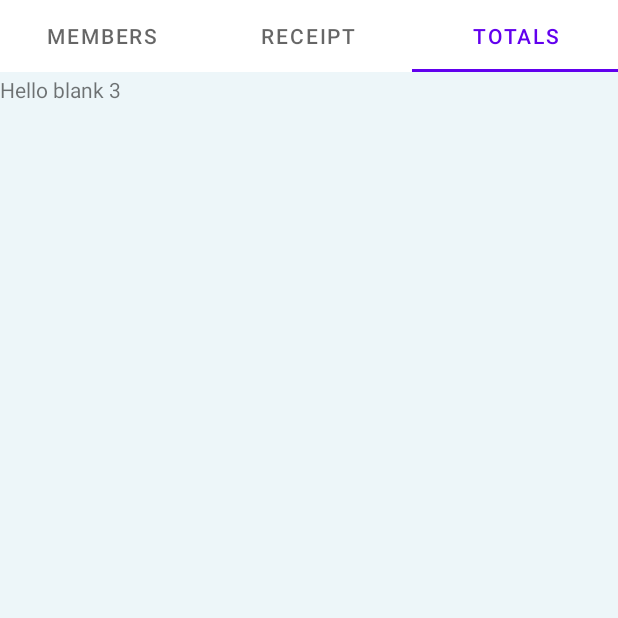
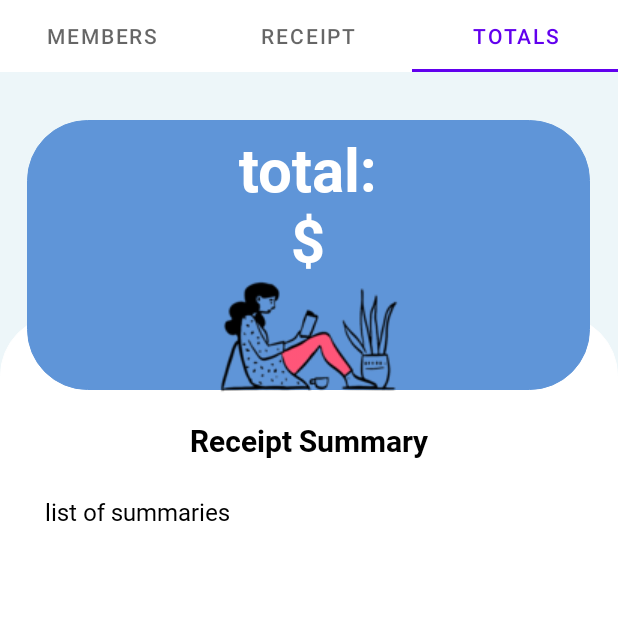
Before and after one commit to Yixingqie/Divide, an Android app: the MainActivity screen opened directly, with no data from a screen before it, tab 3 chosen, on a phone screen of 412 x 824 dp, the top half of it. Run offline under Robolectric (Android 15) with nearby library versions, the phone set to English and light mode, and no system bars; libraries missing offline, so code that uses them is left out: com.theartofdev.edmodo.

Commit message:
Added layout for totals page

```diff
--- a/app/src/main/java/com/example/billsplit/MainActivity.java
+++ b/app/src/main/java/com/example/billsplit/MainActivity.java
@@ -83,7 +83,7 @@ public class MainActivity extends AppCompatActivity {
             }
         });
       //  btnUpload = findViewById(R.id.btnUpload);
-        txtView = findViewById(R.id.txtView);
+        txtView = findViewById(R.id.receiptHeader);
         bitmap = BitmapFactory.decodeResource(getApplicationContext().getResources(),
                 R.drawable.ocr_sample);
 
--- /dev/null
+++ b/app/src/main/res/drawable/totals_header_background.xml
@@ -0,0 +1,21 @@
+<?xml version="1.0" encoding="utf-8"?>
+<shape xmlns:android="http://schemas.android.com/apk/res/android"
+    android:shape="rectangle" >
+
+    <size
+        android:height="180dp"
+        android:width="375dp" />
+
+    <corners
+        android:bottomLeftRadius="40dp"
+        android:bottomRightRadius="40dp"
+        android:topLeftRadius="40dp"
+        android:topRightRadius="40dp" />
+
+    <stroke
+        android:width="0.5dp"
+        android:color="@color/darkBlue" />
+
+    <solid android:color="@color/darkBlue" />
+
+</shape>
--- /dev/null
+++ b/app/src/main/res/drawable/totals_text_background.xml
@@ -0,0 +1,19 @@
+<?xml version="1.0" encoding="utf-8"?>
+<shape xmlns:android="http://schemas.android.com/apk/res/android"
+    android:shape="rectangle" >
+
+    <size
+        android:height="700dp"
+        android:width="450dp" />
+
+    <corners
+        android:topLeftRadius="40dp"
+        android:topRightRadius="40dp" />
+
+    <stroke
+        android:width="0.5dp"
+        android:color="@color/white" />
+
+    <solid android:color="@color/white" />
+
+</shape>
--- a/app/src/main/res/layout/fragment_receipt.xml
+++ b/app/src/main/res/layout/fragment_receipt.xml
@@ -8,14 +8,14 @@
     android:background="@color/lightBlue">
 
     <TextView
-        android:id="@+id/txtView"
+        android:id="@+id/receiptHeader"
         style="@style/Header.Text"
         android:layout_width="375dp"
         android:layout_height="180dp"
         android:layout_centerHorizontal="true"
         android:layout_gravity="center"
-        android:layout_marginTop="80dp"
-        android:background="@drawable/header_background"
+        android:layout_marginTop="30dp"
+        android:background="@drawable/receipt_header_background"
         android:inputType="textMultiLine"
         android:paddingTop="35dp"
         android:paddingLeft="15dp"
@@ -24,17 +24,19 @@
         android:text="Upload or take a pic of your receipt" />
 
     <ImageView
+        android:id="@+id/personSelfie"
         android:layout_width="wrap_content"
         android:layout_height="wrap_content"
         android:src="@drawable/person_selfie"
-        android:layout_marginTop="220dp"
+        android:layout_marginTop="170dp"
         android:contentDescription="@string/person_selfie" />
 
     <ImageView
+        android:id="@+id/personShapes"
         android:layout_width="wrap_content"
         android:layout_height="wrap_content"
         android:src="@drawable/person_shapes"
-        android:layout_marginTop="220dp"
+        android:layout_marginTop="170dp"
         android:layout_marginLeft="300dp"
         android:contentDescription="@string/person_shape" />
 
@@ -43,7 +45,7 @@
         style="@style/Button.Text"
         android:layout_width="345dp"
         android:layout_height="55dp"
-        android:layout_marginTop="345dp"
+        android:layout_marginTop="285dp"
         android:layout_centerHorizontal="true"
         android:background="@drawable/image_text_btn"
         android:drawableLeft="@drawable/ic_round_arrow_up"
@@ -59,7 +61,7 @@
         android:layout_width="345dp"
         android:layout_height="55dp"
         android:layout_centerHorizontal="true"
-        android:layout_marginTop="420dp"
+        android:layout_marginTop="365dp"
         android:background="@drawable/image_text_btn"
         android:drawableLeft="@drawable/ic_camera"
         android:gravity="center"
--- a/app/src/main/res/layout/fragment_totals.xml
+++ b/app/src/main/res/layout/fragment_totals.xml
@@ -1,14 +1,59 @@
 <?xml version="1.0" encoding="utf-8"?>
-<FrameLayout xmlns:android="http://schemas.android.com/apk/res/android"
+<RelativeLayout
+    xmlns:android="http://schemas.android.com/apk/res/android"
     xmlns:tools="http://schemas.android.com/tools"
     android:layout_width="match_parent"
     android:layout_height="match_parent"
-    tools:context=".TotalsFragment">
+    tools:context=".TotalsFragment"
+    android:background="@color/lightBlue">
 
-    <!-- TODO: Update blank fragment layout -->
     <TextView
+        android:id="@+id/totalsSubheading"
+        style="@style/Subheading.Text"
+        android:layout_width="match_parent"
+        android:layout_gravity="center"
+        android:layout_marginTop="160dp"
+        android:background="@drawable/totals_text_background"
+        android:inputType="textMultiLine"
+        android:paddingTop="70dp"
+        android:text="Receipt Summary"
+        android:textAlignment="center" />
+
+    <TextView
+        android:id="@+id/totalsText"
+        style="@style/Paragraph.Text"
+        android:layout_width="match_parent"
+        android:layout_gravity="left"
+        android:layout_marginTop="210dp"
+        android:inputType="textMultiLine"
+        android:paddingTop="70dp"
+        android:paddingLeft="30dp"
+        android:text="list of summaries" />
+
+    <TextView
+        android:id="@+id/totalsHeader"
+        style="@style/Header.Text"
+        android:layout_width="375dp"
+        android:layout_height="180dp"
+        android:layout_centerHorizontal="true"
+        android:layout_gravity="center"
+        android:layout_marginTop="30dp"
+        android:background="@drawable/totals_header_background"
+        android:inputType="textMultiLine"
+        android:paddingTop="5dp"
+        android:paddingLeft="130dp"
+        android:paddingRight="130dp"
+        android:textAlignment="center"
+        android:text="total: $" />
+
+    <ImageView
+        android:id="@+id/personReading"
         android:layout_width="wrap_content"
-        android:layout_height="match_parent"
-        android:text="@string/hello_blank_fragment3" />
+        android:layout_height="wrap_content"
+        android:layout_marginTop="127dp"
+        android:layout_centerHorizontal="true"
+        android:contentDescription="@string/person_reading"
+        android:src="@drawable/person_reading" />
 
-</FrameLayout>
+
+</RelativeLayout>
--- a/app/src/main/res/values/colors.xml
+++ b/app/src/main/res/values/colors.xml
@@ -9,5 +9,4 @@
     <color name="white">#FFFFFFFF</color>
     <color name="darkBlue">#5F95D8</color>
     <color name="lightBlue">#EDF6F9</color>
-    EDF6F9
 </resources>
--- a/app/src/main/res/values/strings.xml
+++ b/app/src/main/res/values/strings.xml
@@ -4,6 +4,7 @@
     <string name="tab_text_2">Tab 2</string>
     <string name="person_selfie">Picture of person taking a selfie</string>
     <string name="person_shape">Picture of person with shapes</string>
+    <string name="person_reading">Picture of person reading</string>
     <string name="members_fragment">Members Fragment</string>
     <string name="receipt_fragmentt">Receipt Fragment</string>
     <string name="totals_fragment">Totals Fragment</string>
--- a/app/src/main/res/values/styles.xml
+++ b/app/src/main/res/values/styles.xml
@@ -24,4 +24,24 @@
         <item name="colorAccent">@color/lightBlue</item>
     </style>
 
+    <style name="Paragraph.Text" parent="@android:style/TextAppearance.Medium">
+        <item name="fontFamily">@font/roboto_regular</item>
+        <item name="android:textAllCaps">false</item>
+        <item name="android:layout_centerHorizontal">true</item>
+        <item name="android:layout_width">fill_parent</item>
+        <item name="android:layout_height">wrap_content</item>
+        <item name="android:textColor">#000000</item>
+        <item name="android:textSize">16dp</item>
+    </style>
+
+    <style name="Subheading.Text" parent="@android:style/TextAppearance.Medium">
+        <item name="fontFamily">@font/roboto_bold</item>
+        <item name="android:textAllCaps">false</item>
+        <item name="android:layout_centerHorizontal">true</item>
+        <item name="android:layout_width">fill_parent</item>
+        <item name="android:layout_height">wrap_content</item>
+        <item name="android:textColor">#000000</item>
+        <item name="android:textSize">20dp</item>
+    </style>
+
 </resources>
```
Also changed, not shown: app/src/main/res/drawable/person_reading.png (added), app/src/main/res/drawable/receipt_header_background.xml (renamed from app/src/main/res/drawable/header_background.xml).
